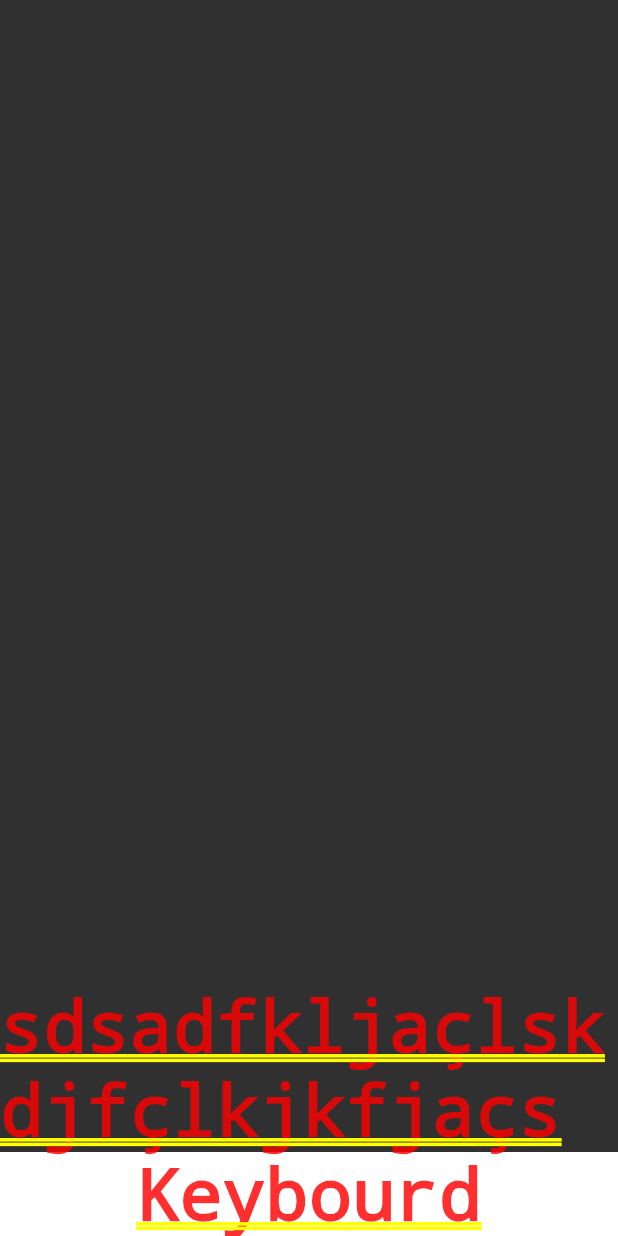
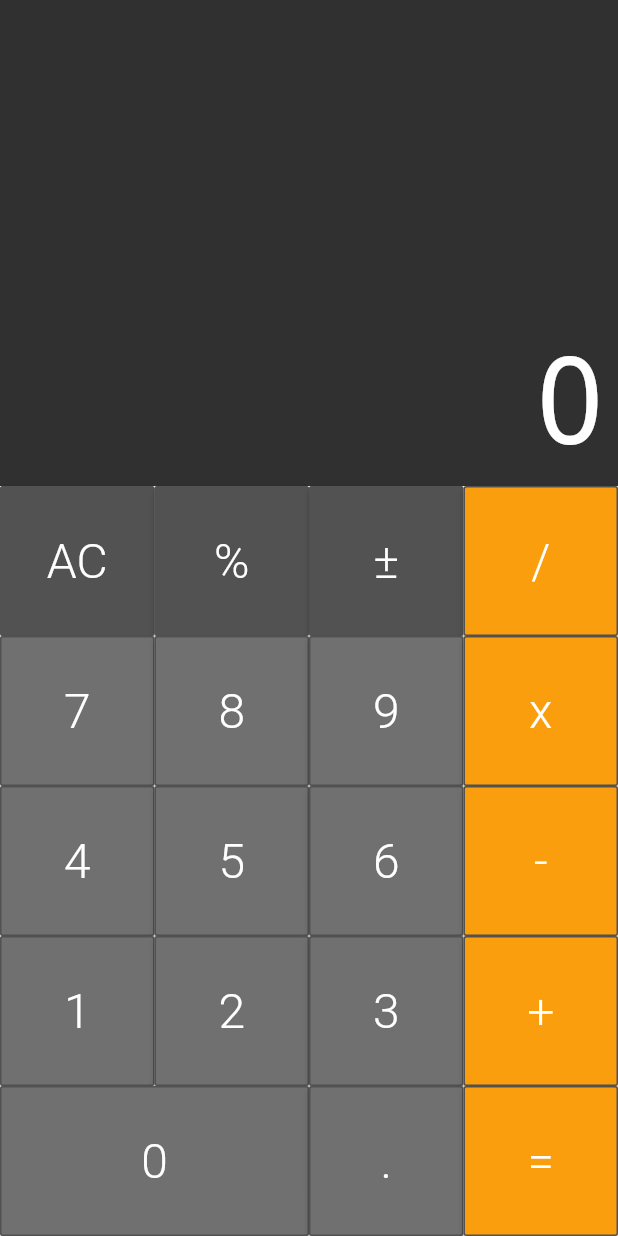
Before and after one commit to Johann-Goncalves-Pereira/calc-flutter, a Flutter app: the screen it shows after launch, on a phone screen of 412 x 824 dp. Run offline on Flutter 3.47's test engine with Material 2 defaults, Android fonts, the phone set to English and light mode, and no system bars; drawn by our look-alikes of auto_size_text.

Commit message:
feat: ac, typing and stylesheet

```diff
--- /dev/null
+++ b/lib/components/button.dart
@@ -0,0 +1,60 @@
+import 'package:flutter/material.dart';
+
+class Button extends StatelessWidget {
+  static const DARK = Color.fromRGBO(82, 82, 82, 1);
+  static const DEFAULT = Color.fromRGBO(112, 112, 112, 1);
+  static const OPERATION = Color.fromRGBO(250, 158, 13, 1);
+
+  final String text;
+  final bool expanded;
+  final Color color;
+  final void Function(String) callback;
+
+  Button({
+    required this.text,
+    this.expanded = false,
+    this.color = DEFAULT,
+    required this.callback,
+  });
+
+  Button.expanded({
+    required this.text,
+    this.expanded = true,
+    this.color = DEFAULT,
+    required this.callback,
+  });
+
+  Button.operation({
+    required this.text,
+    this.expanded = false,
+    this.color = OPERATION,
+    required this.callback,
+  });
+
+  @override
+  Widget build(BuildContext context) {
+    return Expanded(
+      flex: expanded ? 2 : 1,
+      child: ElevatedButton(
+        onPressed: () => callback(text),
+        style: ButtonStyle(
+          backgroundColor: MaterialStateProperty.all<Color>(color),
+          shape: MaterialStateProperty.all<RoundedRectangleBorder>(
+            RoundedRectangleBorder(
+              borderRadius: BorderRadius.circular(2.0),
+              side: BorderSide(color: DARK),
+            ),
+          ),
+        ),
+        child: Text(
+          text,
+          style: TextStyle(
+            color: Colors.white,
+            fontSize: 32,
+            fontWeight: FontWeight.w300,
+          ),
+        ),
+      ),
+    );
+  }
+}
--- /dev/null
+++ b/lib/components/button_row.dart
@@ -0,0 +1,19 @@
+import 'package:flutter/material.dart';
+import 'button.dart';
+
+class ButtonRow extends StatelessWidget {
+  final List<Button> buttons;
+
+  ButtonRow(this.buttons);
+
+  @override
+  Widget build(BuildContext context) {
+    return Expanded(
+      flex: 1,
+      child: Row(
+        crossAxisAlignment: CrossAxisAlignment.stretch,
+        children: buttons,
+      ),
+    );
+  }
+}
--- a/lib/components/diplay.dart
+++ b/lib/components/diplay.dart
@@ -1,4 +1,5 @@
 import 'package:flutter/material.dart';
+import 'package:auto_size_text/auto_size_text.dart';
 
 class Display extends StatelessWidget {
   final String text;
@@ -12,11 +13,27 @@ class Display extends StatelessWidget {
       child: Container(
         color: Color.fromRGBO(48, 48, 48, 1),
         child: Column(
-            mainAxisAlignment: MainAxisAlignment.end,
-            crossAxisAlignment: CrossAxisAlignment.stretch,
-            children: <Widget>[
-              Text(text),
-            ]),
+          mainAxisAlignment: MainAxisAlignment.end,
+          crossAxisAlignment: CrossAxisAlignment.stretch,
+          children: <Widget>[
+            Padding(
+              padding: const EdgeInsets.all(8.0),
+              child: AutoSizeText(
+                text,
+                minFontSize: 20,
+                maxFontSize: 80,
+                maxLines: 1,
+                textAlign: TextAlign.end,
+                style: TextStyle(
+                  fontWeight: FontWeight.w100,
+                  decoration: TextDecoration.none,
+                  fontSize: 80,
+                  color: Colors.white,
+                ),
+              ),
+            ),
+          ],
+        ),
       ),
     );
   }
--- /dev/null
+++ b/lib/components/keyboard.dart
@@ -0,0 +1,51 @@
+import 'package:flutter/material.dart';
+import 'button.dart';
+import 'button_row.dart';
+
+class Keyboard extends StatelessWidget {
+  final void Function(String) callback;
+
+  Keyboard(
+    this.callback,
+  );
+
+  @override
+  Widget build(BuildContext context) {
+    return Container(
+      height: 500,
+      child: Column(
+        children: <Widget>[
+          ButtonRow([
+            Button(text: 'AC', color: Button.DARK, callback: callback),
+            Button(text: '%', color: Button.DARK, callback: callback),
+            Button(text: '±', color: Button.DARK, callback: callback),
+            Button.operation(text: '/', callback: callback),
+          ]),
+          ButtonRow([
+            Button(text: '7', callback: callback),
+            Button(text: '8', callback: callback),
+            Button(text: '9', callback: callback),
+            Button.operation(text: 'x', callback: callback),
+          ]),
+          ButtonRow([
+            Button(text: '4', callback: callback),
+            Button(text: '5', callback: callback),
+            Button(text: '6', callback: callback),
+            Button.operation(text: '-', callback: callback),
+          ]),
+          ButtonRow([
+            Button(text: '1', callback: callback),
+            Button(text: '2', callback: callback),
+            Button(text: '3', callback: callback),
+            Button.operation(text: '+', callback: callback),
+          ]),
+          ButtonRow([
+            Button.expanded(text: '0', callback: callback),
+            Button(text: '.', callback: callback),
+            Button.operation(text: '=', callback: callback),
+          ]),
+        ],
+      ),
+    );
+  }
+}
--- /dev/null
+++ b/lib/models/memory.dart
@@ -0,0 +1,19 @@
+class Memory {
+  String _value = "0";
+
+  void applyCommand(String command) {
+    if (command == 'AC') {
+      _allClear();
+    } else {
+      _value += command;
+    }
+  }
+
+  _allClear() {
+    _value = "";
+  }
+
+  String get velue {
+    return _value;
+  }
+}
--- a/lib/screens/calculator.dart
+++ b/lib/screens/calculator.dart
@@ -1,16 +1,31 @@
+import 'package:calculator/models/memory.dart';
 import 'package:flutter/material.dart';
 import '../components/diplay.dart';
+import '../components/keyboard.dart';
 
-class Calculator extends StatelessWidget {
+class Calculator extends StatefulWidget {
   const Calculator({Key? key}) : super(key: key);
+
+  @override
+  _CalculatorState createState() => _CalculatorState();
+}
+
+class _CalculatorState extends State<Calculator> {
+  final Memory memory = Memory();
+
+  _onPressed(String command) {
+    setState(() {
+      memory.applyCommand(command);
+    });
+  }
 
   @override
   Widget build(BuildContext context) {
     return MaterialApp(
       home: Column(
         children: <Widget>[
-          Display("sdsadfkljaçlskdjfçlkjkfjaçs"),
-          Text("Keybourd"),
+          Display(memory.velue),
+          Keyboard(_onPressed),
         ],
       ),
     );
```
